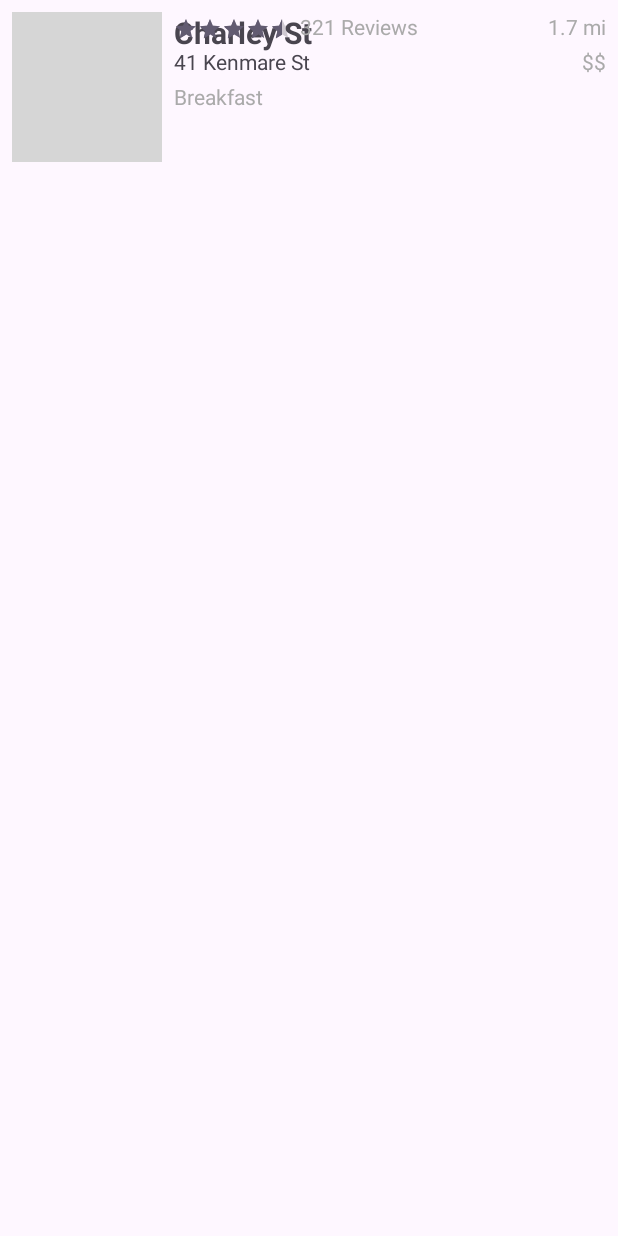
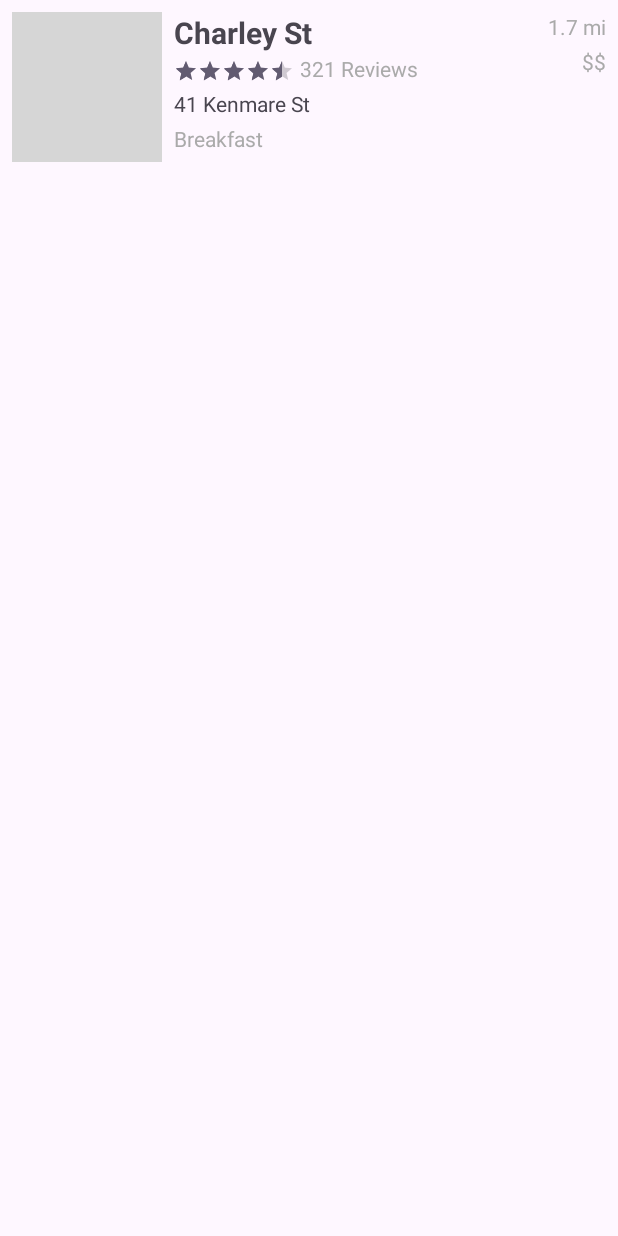
Before and after one commit to my-nguyen/Yelp2, an Android app: the layout item_business.xml on its own in the app's theme, with its tools: preview values and no code run, on a phone screen of 412 x 824 dp. Run offline under Robolectric (Android 15) with nearby library versions, the phone set to English and light mode, and no system bars; grey boxes are pictures that could not be loaded.

```diff
--- a/app/src/main/res/layout/item_business.xml
+++ b/app/src/main/res/layout/item_business.xml
@@ -31,8 +31,8 @@
         android:layout_height="wrap_content"
         android:layout_marginStart="4dp"
         android:textColor="@android:color/darker_gray"
+        app:layout_constraintBottom_toBottomOf="@id/rating"
         app:layout_constraintStart_toEndOf="@+id/rating"
-        tools:layout_editor_absoluteY="21dp"
         tools:text="321 Reviews" />
 
     <RatingBar
@@ -40,11 +40,13 @@
         style="@style/Widget.AppCompat.RatingBar.Small"
         android:layout_width="wrap_content"
         android:layout_height="wrap_content"
+        android:layout_marginTop="4dp"
         android:numStars="5"
         android:rating="4.5"
         android:stepSize="0.5"
         app:layout_constraintBottom_toBottomOf="@+id/reviews"
-        app:layout_constraintStart_toStartOf="@+id/name" />
+        app:layout_constraintStart_toStartOf="@+id/name"
+        app:layout_constraintTop_toBottomOf="@+id/name" />
 
     <TextView
         android:id="@+id/address"
```
Also changed, not shown: app/src/main/java/com/nguyen/yelp2/BusinessesAdapter.kt (+15 -1 lines), app/src/main/res/layout/activity_main.xml (+2 -6 lines).
